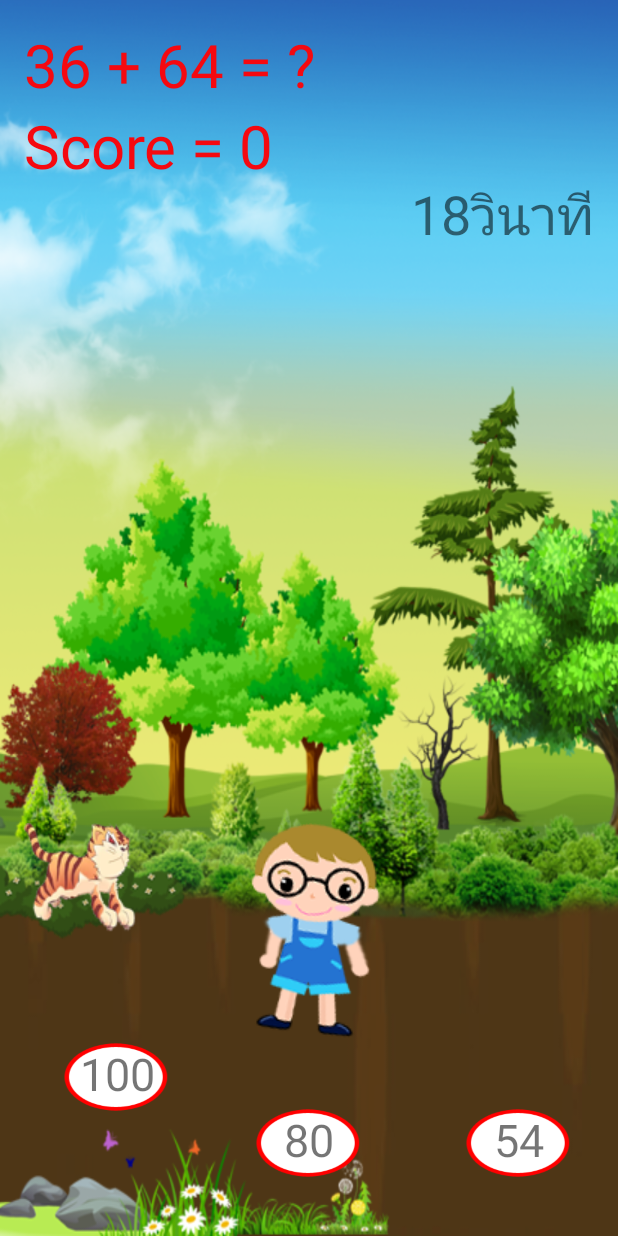
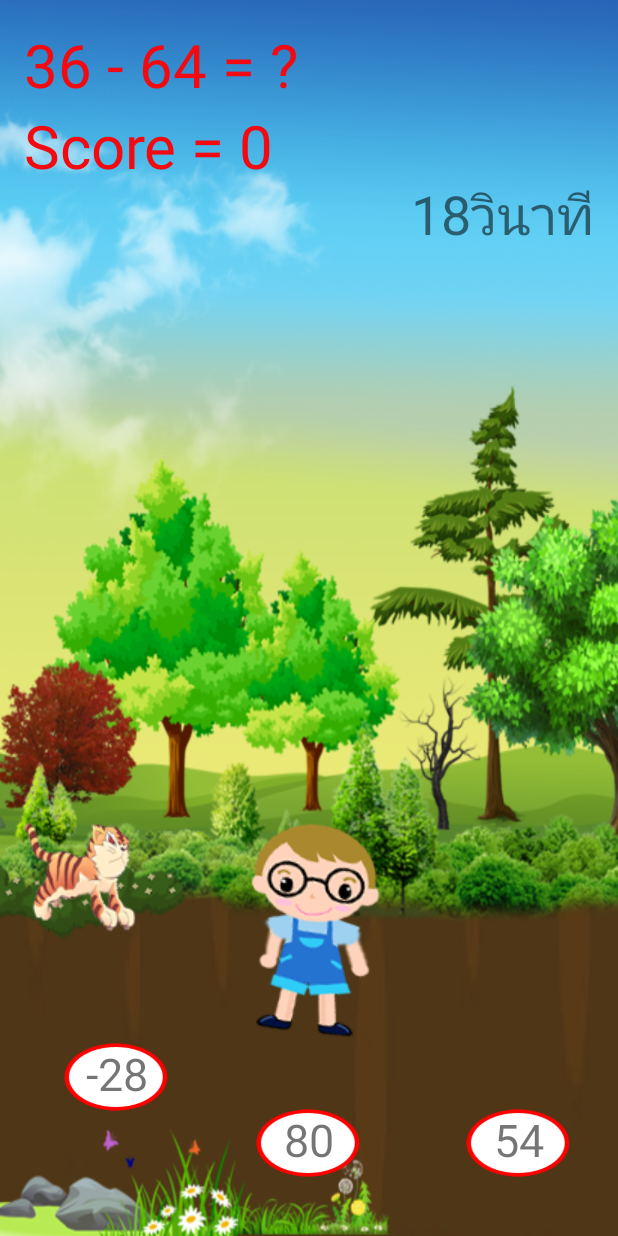
Before and after one commit to masterUNG/Treasure-humt, an Android app: the Play2Activity screen opened directly, with no data from a screen before it, on a phone screen of 412 x 824 dp. Run offline under Robolectric (Android 15) with nearby library versions, the phone set to English and light mode, and no system bars.

Commit message:
State 2 Success

```diff
--- a/app/src/main/java/rtc/phornthip/chutima/treasuvehumtmath/Play2Activity.java
+++ b/app/src/main/java/rtc/phornthip/chutima/treasuvehumtmath/Play2Activity.java
@@ -93,12 +93,12 @@ public class Play2Activity extends AppCompatActivity implements View.OnClickList
 
         firstAnInt = random.nextInt(100);   // Random ตัวแรก
         secondAnInt = random.nextInt(100);  // Random ตัวต่อไป
-        answerAnInt = firstAnInt + secondAnInt; // บวกกัน
+        answerAnInt = firstAnInt - secondAnInt; // บวกกัน
         trueChoiceAnInt = random.nextInt(3);
         Log.d("4janV1", "ข้อเลือกที่ถูก ==> " + (trueChoiceAnInt + 1));
 
         //Show Qurstion
-        questTextView.setText(Integer.toString(firstAnInt) + " + " +
+        questTextView.setText(Integer.toString(firstAnInt) + " - " +
                 Integer.toString(secondAnInt) + " = ?");
 
         //Show Choice
--- a/app/src/main/res/layout/activity_section3.xml
+++ b/app/src/main/res/layout/activity_section3.xml
@@ -35,7 +35,7 @@
         android:id="@+id/textView5_p2"
         android:layout_width="wrap_content"
         android:layout_height="wrap_content"
-        android:text="10 + 20 ="
+        android:text="10 - 20 ="
         android:textSize="40sp"
         android:textColor="@color/colorAccent" />
 
```
